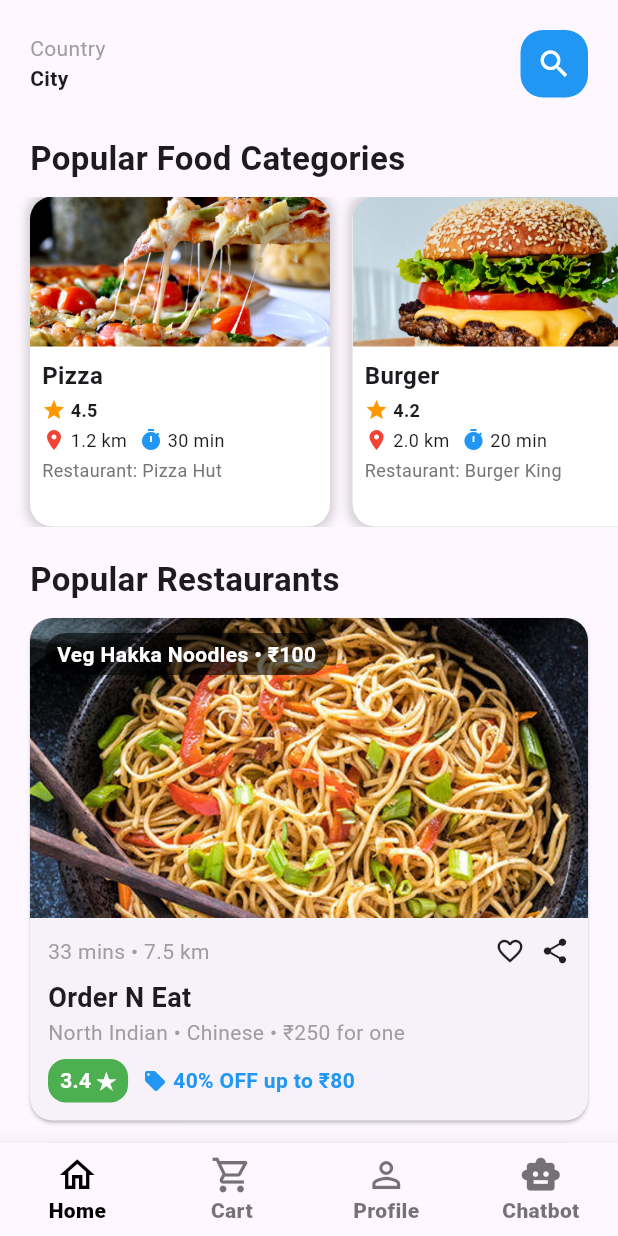
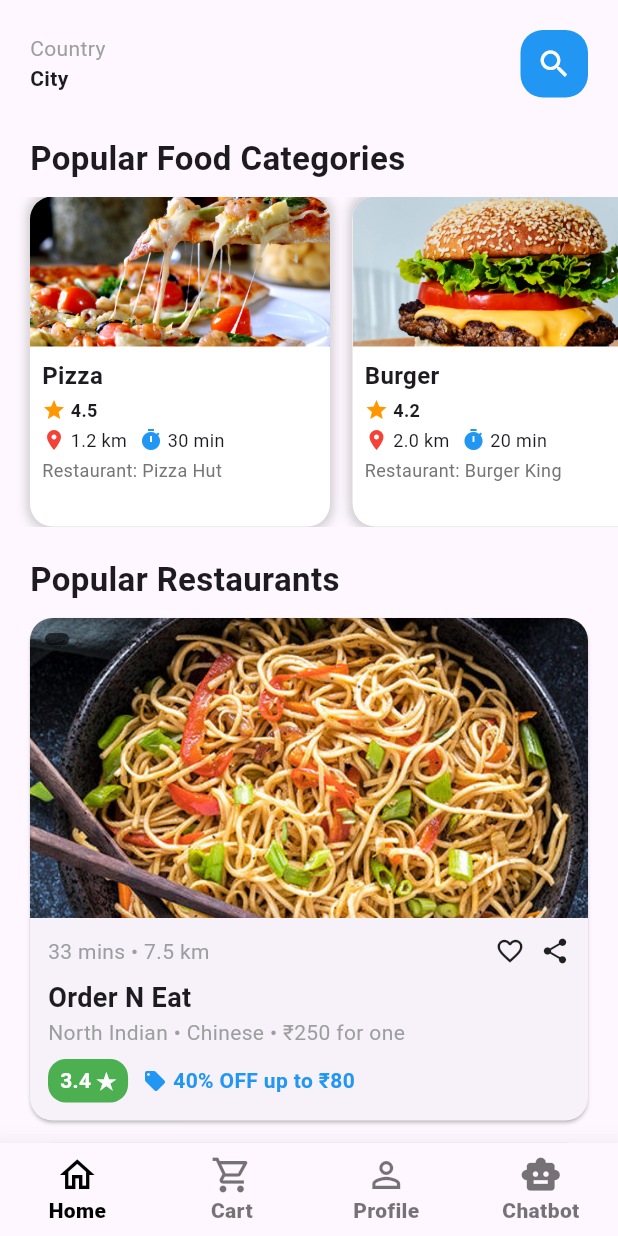
Before and after one commit to kashish8001/food_delivery_app, a Flutter app: the screen it shows after launch, after a tap on "Sign In", on a phone screen of 412 x 824 dp. Run offline on Flutter 3.47's test engine with Material 3 defaults, Android fonts, the phone set to English and light mode, and no system bars.

Commit message:
KASHISH - MAIN_FOOD_PAGE, MAIN, PROFILE

```diff
--- a/lib/homepage/main_food_page.dart
+++ b/lib/homepage/main_food_page.dart
@@ -1,4 +1,5 @@
 import 'package:flutter/material.dart';
+import 'package:food_delivery_app/Bot/recommendation_bot.dart';
 
 import '../cart.dart';
 import '../profile/profile.dart';
@@ -86,6 +87,12 @@ class _MainFoodPageState extends State<MainFoodPage> {
             Navigator.push(
               context,
               MaterialPageRoute(builder: (context) => MyCart()),
+            );
+          }
+          if(index==2){
+            Navigator.push(
+                context,
+                MaterialPageRoute(builder: (context) => RecommendationBot(userPreferences: userPreferences)),
             );
           }
         },
@@ -409,11 +416,11 @@ class RestaurantCard extends StatelessWidget {
                     color: Colors.black.withOpacity(0.6),
                     borderRadius: BorderRadius.circular(20),
                   ),
-                  child: Text(
-                    '$dishName • $price',
-                    style: TextStyle(
-                        color: Colors.white, fontWeight: FontWeight.bold),
-                  ),
+                  // child: Text(
+                  //   '$dishName • $price',
+                  //   style: TextStyle(
+                  //       color: Colors.white, fontWeight: FontWeight.bold),
+                  // ),
                 ),
               ),
             ],
--- a/lib/main.dart
+++ b/lib/main.dart
@@ -6,6 +6,7 @@ import 'cart.dart';
 import 'homepage/main_food_page.dart';
 import 'register.dart';
 import 'package:food_delivery_app/profile/profile.dart';
+import 'package:food_delivery_app/Bot/recommendation_bot.dart';
 
 void main() {
   runApp(MaterialApp(
@@ -18,7 +19,8 @@ void main() {
       'profile': (context)=>MyProfile(),
       'cart': (context)=> MyCart(),
       '/user':(context)=> Profile_Screen2(),
-      '/orders':(context)=> OrderScreen()
+      '/orders':(context)=> OrderScreen(),
+      'recommendation_bot':(context)=>RecommendationBot(userPreferences: userPreferences)
     },
   ));
 }
--- a/lib/profile/profile.dart
+++ b/lib/profile/profile.dart
@@ -20,7 +20,7 @@ class MyApp extends StatelessWidget {
 }
 
 class MyProfile extends StatelessWidget {
-  int currentIndex = 0;
+  // int currentIndex = 0;
 
   MyProfile({super.key});
 
```
